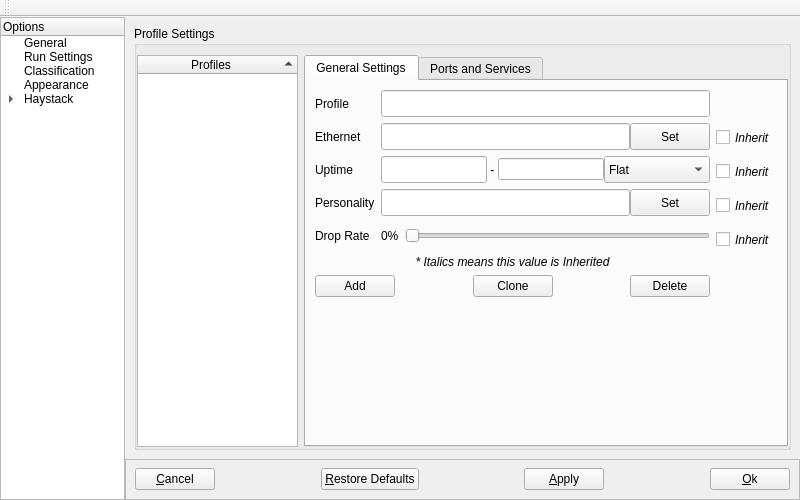
This is NovaGUI/UI/novaconfig.ui in altf4/Nova as Qt 5 draws it before an edit. The edited form follows.
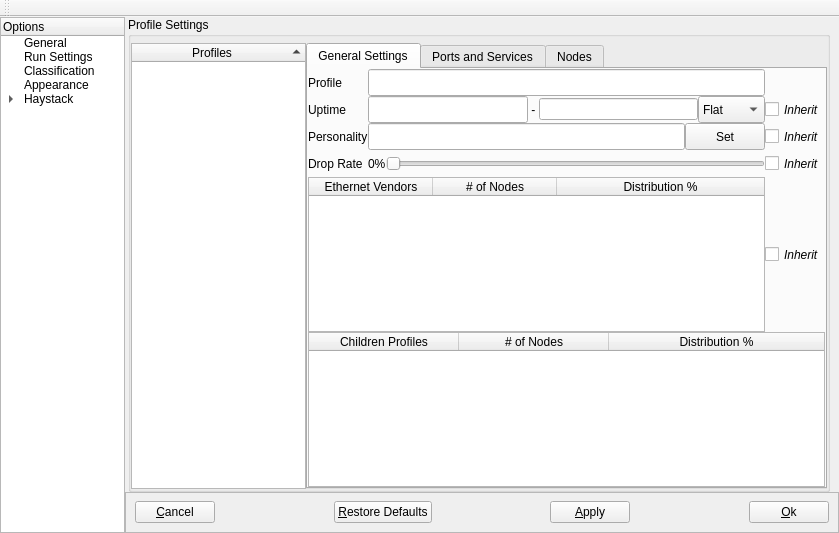
This is the edited form. The open tabs and pages were chosen to show the change.

```diff
--- a/NovaGUI/UI/novaconfig.ui
+++ b/NovaGUI/UI/novaconfig.ui
@@ -9,8 +9,8 @@
    <rect>
     <x>0</x>
     <y>0</y>
-    <width>800</width>
-    <height>500</height>
+    <width>839</width>
+    <height>533</height>
    </rect>
   </property>
   <property name="windowTitle">
@@ -1756,6 +1756,18 @@
         </widget>
         <widget class="QWidget" name="profilesPage">
          <layout class="QHBoxLayout" name="profilePageHLayout">
+          <property name="spacing">
+           <number>0</number>
+          </property>
+          <property name="leftMargin">
+           <number>3</number>
+          </property>
+          <property name="topMargin">
+           <number>0</number>
+          </property>
+          <property name="bottomMargin">
+           <number>0</number>
+          </property>
           <item>
            <widget class="QGroupBox" name="profileGroupBox">
             <property name="focusPolicy">
@@ -1767,10 +1779,16 @@
             <property name="flat">
              <bool>true</bool>
             </property>
-            <layout class="QHBoxLayout" name="profileTreeWidgetHLayout" stretch="25,75">
+            <layout class="QHBoxLayout" name="profSettingsHLayout" stretch="0,1">
+             <property name="spacing">
+              <number>0</number>
+             </property>
              <property name="leftMargin">
               <number>0</number>
              </property>
+             <property name="topMargin">
+              <number>6</number>
+             </property>
              <property name="rightMargin">
               <number>0</number>
              </property>
@@ -1779,9 +1797,21 @@
              </property>
              <item>
               <widget class="QTreeWidget" name="profileTreeWidget">
+               <property name="maximumSize">
+                <size>
+                 <width>175</width>
+                 <height>16777215</height>
+                </size>
+               </property>
                <property name="sortingEnabled">
                 <bool>true</bool>
                </property>
+               <attribute name="headerDefaultSectionSize">
+                <number>100</number>
+               </attribute>
+               <attribute name="headerDefaultSectionSize">
+                <number>100</number>
+               </attribute>
                <column>
                 <property name="text">
                  <string>Profiles</string>
@@ -1794,6 +1824,12 @@
              </item>
              <item>
               <widget class="QTabWidget" name="profileTabWidget">
+               <property name="sizePolicy">
+                <sizepolicy hsizetype="MinimumExpanding" vsizetype="Expanding">
+                 <horstretch>0</horstretch>
+                 <verstretch>0</verstretch>
+                </sizepolicy>
+               </property>
                <property name="focusPolicy">
                 <enum>Qt::ClickFocus</enum>
                </property>
@@ -1804,17 +1840,23 @@
                 <attribute name="title">
                  <string>General Settings</string>
                 </attribute>
-                <layout class="QHBoxLayout" name="genProfSettingsBox" stretch="85,15">
-                 <property name="rightMargin">
+                <layout class="QGridLayout" name="genTabGridLayout" rowstretch="0,0,0,0">
+                 <property name="margin">
                   <number>0</number>
                  </property>
-                 <item>
+                 <property name="spacing">
+                  <number>0</number>
+                 </property>
+                 <item row="0" column="0">
                   <layout class="QFormLayout" name="genProfFormBox">
                    <property name="fieldGrowthPolicy">
-                    <enum>QFormLayout::AllNonFixedFieldsGrow</enum>
+                    <enum>QFormLayout::ExpandingFieldsGrow</enum>
                    </property>
                    <property name="verticalSpacing">
-                    <number>6</number>
+                    <number>0</number>
+                   </property>
+                   <property name="leftMargin">
+                    <number>0</number>
                    </property>
                    <item row="0" column="0">
                     <widget class="QLabel" name="profileLabel">
@@ -1855,73 +1897,6 @@
                     </widget>
                    </item>
                    <item row="1" column="0">
-                    <widget class="QLabel" name="ethernetLabel">
-                     <property name="minimumSize">
-                      <size>
-                       <width>0</width>
-                       <height>27</height>
-                      </size>
-                     </property>
-                     <property name="maximumSize">
-                      <size>
-                       <width>16777215</width>
-                       <height>27</height>
-                      </size>
-                     </property>
-                     <property name="text">
-                      <string>Ethernet</string>
-                     </property>
-                     <property name="alignment">
-                      <set>Qt::AlignLeading|Qt::AlignLeft|Qt::AlignVCenter</set>
-                     </property>
-                    </widget>
-                   </item>
-                   <item row="1" column="1">
-                    <layout class="QHBoxLayout" name="ethernetForm">
-                     <property name="spacing">
-                      <number>0</number>
-                     </property>
-                     <item>
-                      <widget class="QLineEdit" name="ethernetEdit">
-                       <property name="minimumSize">
-                        <size>
-                         <width>0</width>
-                         <height>27</height>
-                        </size>
-                       </property>
-                       <property name="maximumSize">
-                        <size>
-                         <width>16777215</width>
-                         <height>27</height>
-                        </size>
-                       </property>
-                       <property name="readOnly">
-                        <bool>true</bool>
-                       </property>
-                      </widget>
-                     </item>
-                     <item>
-                      <widget class="QPushButton" name="setEthernetButton">
-                       <property name="minimumSize">
-                        <size>
-                         <width>0</width>
-                         <height>27</height>
-                        </size>
-                       </property>
-                       <property name="maximumSize">
-                        <size>
-                         <width>16777215</width>
-                         <height>27</height>
-                        </size>
-                       </property>
-                       <property name="text">
-                        <string>Set</string>
-                       </property>
-                      </widget>
-                     </item>
-                    </layout>
-                   </item>
-                   <item row="2" column="0">
                     <widget class="QLabel" name="uptimeLabel">
                      <property name="minimumSize">
                       <size>
@@ -1943,13 +1918,19 @@
                      </property>
                     </widget>
                    </item>
-                   <item row="2" column="1">
+                   <item row="1" column="1">
                     <layout class="QHBoxLayout" name="uptimeForm" stretch="25,1,25,25">
                      <property name="spacing">
                       <number>0</number>
                      </property>
                      <item>
                       <widget class="QLineEdit" name="uptimeEdit">
+                       <property name="sizePolicy">
+                        <sizepolicy hsizetype="Preferred" vsizetype="Fixed">
+                         <horstretch>0</horstretch>
+                         <verstretch>0</verstretch>
+                        </sizepolicy>
+                       </property>
                        <property name="minimumSize">
                         <size>
                          <width>0</width>
@@ -1966,18 +1947,31 @@
                      </item>
                      <item>
                       <widget class="QLabel" name="uptimeRangeLabel">
+                       <property name="sizePolicy">
+                        <sizepolicy hsizetype="Fixed" vsizetype="Preferred">
+                         <horstretch>0</horstretch>
+                         <verstretch>0</verstretch>
+                        </sizepolicy>
+                       </property>
                        <property name="text">
                         <string> - </string>
                        </property>
                       </widget>
                      </item>
                      <item>
-                      <widget class="QLineEdit" name="uptimeRangeEdit"/>
+                      <widget class="QLineEdit" name="uptimeRangeEdit">
+                       <property name="sizePolicy">
+                        <sizepolicy hsizetype="Preferred" vsizetype="Fixed">
+                         <horstretch>0</horstretch>
+                         <verstretch>0</verstretch>
+                        </sizepolicy>
+                       </property>
+                      </widget>
                      </item>
                      <item>
                       <widget class="QComboBox" name="uptimeBehaviorComboBox">
                        <property name="sizePolicy">
-                        <sizepolicy hsizetype="Minimum" vsizetype="Fixed">
+                        <sizepolicy hsizetype="Fixed" vsizetype="Fixed">
                          <horstretch>0</horstretch>
                          <verstretch>0</verstretch>
                         </sizepolicy>
@@ -2008,7 +2002,7 @@
                      </item>
                     </layout>
                    </item>
-                   <item row="3" column="0">
+                   <item row="2" column="0">
                     <widget class="QLabel" name="personalityLabel">
                      <property name="minimumSize">
                       <size>
@@ -2030,7 +2024,7 @@
                      </property>
                     </widget>
                    </item>
-                   <item row="3" column="1">
+                   <item row="2" column="1">
                     <layout class="QHBoxLayout" name="personalityForm">
                      <property name="spacing">
                       <number>0</number>
@@ -2056,6 +2050,12 @@
                      </item>
                      <item>
                       <widget class="QPushButton" name="setPersonalityButton">
+                       <property name="sizePolicy">
+                        <sizepolicy hsizetype="Fixed" vsizetype="Fixed">
+                         <horstretch>0</horstretch>
+                         <verstretch>0</verstretch>
+                        </sizepolicy>
+                       </property>
                        <property name="minimumSize">
                         <size>
                          <width>0</width>
@@ -2075,7 +2075,7 @@
                      </item>
                     </layout>
                    </item>
-                   <item row="4" column="0">
+                   <item row="3" column="0">
                     <widget class="QLabel" name="dropRateLabel">
                      <property name="sizePolicy">
                       <sizepolicy hsizetype="Preferred" vsizetype="Fixed">
@@ -2103,8 +2103,11 @@
                      </property>
                     </widget>
                    </item>
-                   <item row="4" column="1">
+                   <item row="3" column="1">
                     <layout class="QHBoxLayout" name="dropRateHLayout">
+                     <property name="spacing">
+                      <number>0</number>
+                     </property>
                      <item>
                       <widget class="QLabel" name="dropRateSetting">
                        <property name="sizePolicy">
@@ -2154,84 +2157,52 @@
                      </item>
                     </layout>
                    </item>
-                   <item row="5" column="0" colspan="2">
-                    <widget class="QLabel" name="label">
-                     <property name="font">
-                      <font>
-                       <italic>true</italic>
-                      </font>
-                     </property>
-                     <property name="text">
-                      <string>* Italics means this value is Inherited</string>
-                     </property>
-                     <property name="alignment">
-                      <set>Qt::AlignCenter</set>
-                     </property>
-                    </widget>
-                   </item>
-                   <item row="6" column="0" colspan="2">
-                    <layout class="QHBoxLayout" name="profButtonHLayout">
-                     <property name="spacing">
-                      <number>0</number>
-                     </property>
-                     <item>
-                      <widget class="QPushButton" name="addButton">
+                  </layout>
+                 </item>
+                 <item row="3" column="0" colspan="2">
+                  <widget class="QTreeWidget" name="childrenProfileTreeWidget">
+                   <attribute name="headerDefaultSectionSize">
+                    <number>150</number>
+                   </attribute>
+                   <attribute name="headerDefaultSectionSize">
+                    <number>150</number>
+                   </attribute>
+                   <column>
                        <property name="text">
-                        <string>Add</string>
-                       </property>
-                      </widget>
-                     </item>
-                     <item>
-                      <spacer name="profButtonHSpacer">
-                       <property name="orientation">
-                        <enum>Qt::Horizontal</enum>
-                       </property>
-                       <property name="sizeHint" stdset="0">
-                        <size>
-                         <width>40</width>
-                         <height>20</height>
-                        </size>
-                       </property>
-                      </spacer>
-                     </item>
-                     <item>
-                      <widget class="QPushButton" name="cloneButton">
+                     <string>Children Profiles</string>
+                    </property>
+                    <property name="textAlignment">
+                     <set>AlignHCenter|AlignVCenter|AlignCenter</set>
+                    </property>
+                   </column>
+                   <column>
                        <property name="text">
-                        <string>Clone</string>
-                       </property>
-                      </widget>
-                     </item>
-                     <item>
-                      <spacer name="profButtonHSpacer_2">
-                       <property name="orientation">
-                        <enum>Qt::Horizontal</enum>
-                       </property>
-                       <property name="sizeHint" stdset="0">
-                        <size>
-                         <width>40</width>
-                         <height>20</height>
-                        </size>
-                       </property>
-                      </spacer>
-                     </item>
-                     <item>
-                      <widget class="QPushButton" name="deleteButton">
+                     <string># of Nodes</string>
+                    </property>
+                    <property name="textAlignment">
+                     <set>AlignHCenter|AlignVCenter|AlignCenter</set>
+                    </property>
+                   </column>
+                   <column>
                        <property name="text">
-                        <string>Delete</string>
-                       </property>
-                      </widget>
-                     </item>
-                    </layout>
-                   </item>
-                  </layout>
-                 </item>
-                 <item>
+                     <string>Distribution %</string>
+                    </property>
+                    <property name="textAlignment">
+                     <set>AlignHCenter|AlignVCenter|AlignCenter</set>
+                    </property>
+                   </column>
+                  </widget>
+                 </item>
+                 <item row="0" column="1">
                   <layout class="QFormLayout" name="profileGenInheritForm">
                    <property name="fieldGrowthPolicy">
-                    <enum>QFormLayout::AllNonFixedFieldsGrow</enum>
+                    <enum>QFormLayout::ExpandingFieldsGrow</enum>
+                   </property>
+                   <property name="horizontalSpacing">
+                    <number>0</number>
                    </property>
                    <property name="verticalSpacing">
-                    <number>7</number>
+                    <number>0</number>
                    </property>
                    <item row="0" column="0" colspan="2">
                     <spacer name="inheritSpacer">
@@ -2249,30 +2220,6 @@
                      </property>
                     </spacer>
                    </item>
-                   <item row="1" column="0">
-                    <widget class="QCheckBox" name="ethernetCheckBox">
-                     <property name="minimumSize">
-                      <size>
-                       <width>0</width>
-                       <height>27</height>
-                      </size>
-                     </property>
-                     <property name="maximumSize">
-                      <size>
-                       <width>16777215</width>
-                       <height>27</height>
-                      </size>
-                     </property>
-                     <property name="font">
-                      <font>
-                       <italic>true</italic>
-                      </font>
-                     </property>
-                     <property name="text">
-                      <string>Inherit</string>
-                     </property>
-                    </widget>
-                   </item>
                    <item row="2" column="0">
                     <widget class="QCheckBox" name="uptimeCheckBox">
                      <property name="minimumSize">
@@ -2292,6 +2239,10 @@
                        <italic>true</italic>
                       </font>
                      </property>
+                     <property name="toolTip">
+                      <string>If this box is checked, the value
+is inherited from a parent profile.</string>
+                     </property>
                      <property name="text">
                       <string>Inherit</string>
                      </property>
@@ -2316,6 +2267,10 @@
                        <italic>true</italic>
                       </font>
                      </property>
+                     <property name="toolTip">
+                      <string>If this box is checked, the value
+is inherited from a parent profile.</string>
+                     </property>
                      <property name="text">
                       <string>Inherit</string>
                      </property>
@@ -2340,6 +2295,10 @@
                        <italic>true</italic>
                       </font>
                      </property>
+                     <property name="toolTip">
+                      <string>If this box is checked, the value
+is inherited from a parent profile.</string>
+                     </property>
                      <property name="text">
                       <string>Inherit</string>
                      </property>
@@ -2347,22 +2306,88 @@
                    </item>
                   </layout>
                  </item>
+                 <item row="1" column="0" rowspan="2">
+                  <widget class="QTableWidget" name="ethVendorTableWidget">
+                   <attribute name="horizontalHeaderDefaultSectionSize">
+                    <number>124</number>
+                   </attribute>
+                   <attribute name="horizontalHeaderStretchLastSection">
+                    <bool>true</bool>
+                   </attribute>
+                   <attribute name="horizontalHeaderStretchLastSection">
+                    <bool>true</bool>
+                   </attribute>
+                   <attribute name="horizontalHeaderDefaultSectionSize">
+                    <number>124</number>
+                   </attribute>
+                   <column>
+                    <property name="text">
+                     <string>Ethernet Vendors</string>
+                    </property>
+                   </column>
+                   <column>
+                    <property name="text">
+                     <string># of Nodes</string>
+                    </property>
+                   </column>
+                   <column>
+                    <property name="text">
+                     <string>Distribution %</string>
+                    </property>
+                   </column>
+                  </widget>
+                 </item>
+                 <item row="1" column="1">
+                  <widget class="QCheckBox" name="ethernetCheckBox">
+                   <property name="sizePolicy">
+                    <sizepolicy hsizetype="Minimum" vsizetype="Expanding">
+                     <horstretch>0</horstretch>
+                     <verstretch>0</verstretch>
+                    </sizepolicy>
+                   </property>
+                   <property name="minimumSize">
+                    <size>
+                     <width>0</width>
+                     <height>27</height>
+                    </size>
+                   </property>
+                   <property name="maximumSize">
+                    <size>
+                     <width>16777215</width>
+                     <height>1677215</height>
+                    </size>
+                   </property>
+                   <property name="font">
+                    <font>
+                     <italic>true</italic>
+                    </font>
+                   </property>
+                   <property name="toolTip">
+                    <string>If this box is checked, the value
+is inherited from a parent profile.</string>
+                   </property>
+                   <property name="text">
+                    <string>Inherit</string>
+                   </property>
+                  </widget>
+                 </item>
                 </layout>
                </widget>
                <widget class="QWidget" name="portsTab">
                 <attribute name="title">
                  <string>Ports and Services</string>
                 </attribute>
-                <layout class="QHBoxLayout" name="portsHBox">
-                 <item>
-                  <layout class="QFormLayout" name="portFormLayout">
-                   <property name="fieldGrowthPolicy">
-                    <enum>QFormLayout::AllNonFixedFieldsGrow</enum>
+                <layout class="QGridLayout" name="portsGridLayout" rowstretch="0,0,0,1">
+                 <property name="margin">
+                  <number>0</number>
+                 </property>
+                 <property name="spacing">
+                  <number>0</number>
                    </property>
                    <item row="0" column="0">
                     <widget class="QLabel" name="tcpActionLabel">
                      <property name="text">
-                      <string>Default TCP Action</string>
+                    <string>Default TCP Action   : </string>
                      </property>
                     </widget>
                    </item>
@@ -2403,6 +2428,10 @@
                          <italic>true</italic>
                         </font>
                        </property>
+                     <property name="toolTip">
+                      <string>If this box is checked, the value
+is inherited from a parent profile.</string>
+                     </property>
                        <property name="text">
                         <string>Inherit</string>
                        </property>
@@ -2413,7 +2442,7 @@
                    <item row="1" column="0">
                     <widget class="QLabel" name="udpActionLabel">
                      <property name="text">
-                      <string>Default UDP Action</string>
+                    <string>Default UDP Action  : </string>
                      </property>
                     </widget>
                    </item>
@@ -2451,6 +2480,10 @@
                          <italic>true</italic>
                         </font>
                        </property>
+                     <property name="toolTip">
+                      <string>If this box is checked, the value
+is inherited from a parent profile.</string>
+                     </property>
                        <property name="text">
                         <string>Inherit</string>
                        </property>
@@ -2461,7 +2494,7 @@
                    <item row="2" column="0">
                     <widget class="QLabel" name="icmpActionLabel">
                      <property name="text">
-                      <string>Default ICMP Action</string>
+                    <string>Default ICMP Action : </string>
                      </property>
                     </widget>
                    </item>
@@ -2499,6 +2532,10 @@
                          <italic>true</italic>
                         </font>
                        </property>
+                     <property name="toolTip">
+                      <string>If this box is checked, the value
+is inherited from a parent profile.</string>
+                     </property>
                        <property name="text">
                         <string>Inherit</string>
                        </property>
@@ -2508,6 +2545,12 @@
                    </item>
                    <item row="3" column="0" colspan="2">
                     <widget class="QTreeWidget" name="portTreeWidget">
+                   <property name="sizePolicy">
+                    <sizepolicy hsizetype="Expanding" vsizetype="MinimumExpanding">
+                     <horstretch>0</horstretch>
+                     <verstretch>0</verstretch>
+                    </sizepolicy>
+                   </property>
                      <property name="focusPolicy">
                       <enum>Qt::ClickFocus</enum>
                      </property>
@@ -2521,10 +2564,16 @@
                       <number>4</number>
                      </property>
                      <attribute name="headerDefaultSectionSize">
-                      <number>65</number>
+                    <number>90</number>
+                   </attribute>
+                   <attribute name="headerStretchLastSection">
+                    <bool>true</bool>
                      </attribute>
                      <attribute name="headerDefaultSectionSize">
-                      <number>65</number>
+                    <number>90</number>
+                   </attribute>
+                   <attribute name="headerStretchLastSection">
+                    <bool>true</bool>
                      </attribute>
                      <column>
                       <property name="text">
@@ -2543,27 +2592,153 @@
                      </column>
                      <column>
                       <property name="text">
-                       <string>Name</string>
+                     <string>Distribution</string>
                       </property>
                      </column>
                     </widget>
                    </item>
-                   <item row="4" column="0" colspan="2">
-                    <widget class="QLabel" name="portsInheritedLabel">
-                     <property name="font">
-                      <font>
-                       <italic>true</italic>
-                      </font>
-                     </property>
+                </layout>
+               </widget>
+               <widget class="QWidget" name="associatedNodesTab">
+                <attribute name="title">
+                 <string>Nodes</string>
+                </attribute>
+                <layout class="QVBoxLayout" name="profNodesVlayout" stretch="1,0">
+                 <property name="spacing">
+                  <number>0</number>
+                 </property>
+                 <property name="margin">
+                  <number>0</number>
+                 </property>
+                 <item>
+                  <widget class="QTableWidget" name="associatedNodesTableWidget">
+                   <property name="baseSize">
+                    <size>
+                     <width>461</width>
+                     <height>321</height>
+                    </size>
+                   </property>
+                   <attribute name="verticalHeaderVisible">
+                    <bool>false</bool>
+                   </attribute>
+                   <attribute name="verticalHeaderVisible">
+                    <bool>false</bool>
+                   </attribute>
+                   <column>
                      <property name="text">
-                      <string>* Italics means this value is Inherited</string>
-                     </property>
-                     <property name="alignment">
-                      <set>Qt::AlignCenter</set>
-                     </property>
-                    </widget>
-                   </item>
-                  </layout>
+                     <string>Node</string>
+                    </property>
+                   </column>
+                   <column>
+                    <property name="text">
+                     <string>Interface</string>
+                    </property>
+                   </column>
+                   <column>
+                    <property name="text">
+                     <string>MAC Vendor</string>
+                    </property>
+                   </column>
+                   <column>
+                    <property name="text">
+                     <string>Port-1</string>
+                    </property>
+                   </column>
+                  </widget>
+                 </item>
+                 <item>
+                  <widget class="QFrame" name="nodesEditingFrame">
+                   <property name="minimumSize">
+                    <size>
+                     <width>0</width>
+                     <height>25</height>
+                    </size>
+                   </property>
+                   <property name="frameShape">
+                    <enum>QFrame::StyledPanel</enum>
+                   </property>
+                   <property name="frameShadow">
+                    <enum>QFrame::Raised</enum>
+                   </property>
+                   <layout class="QHBoxLayout" name="nodeButtonHLayout">
+                    <property name="spacing">
+                     <number>0</number>
+                    </property>
+                    <property name="margin">
+                     <number>0</number>
+                    </property>
+                    <item>
+                     <layout class="QHBoxLayout" name="numNodesHLayout">
+                      <property name="spacing">
+                       <number>0</number>
+                      </property>
+                      <item>
+                       <widget class="QLabel" name="numNodesLabel">
+                        <property name="sizePolicy">
+                         <sizepolicy hsizetype="Fixed" vsizetype="Preferred">
+                          <horstretch>0</horstretch>
+                          <verstretch>0</verstretch>
+                         </sizepolicy>
+                        </property>
+                        <property name="minimumSize">
+                         <size>
+                          <width>130</width>
+                          <height>0</height>
+                         </size>
+                        </property>
+                        <property name="maximumSize">
+                         <size>
+                          <width>130</width>
+                          <height>16777215</height>
+                         </size>
+                        </property>
+                        <property name="text">
+                         <string>Number of Nodes :</string>
+                        </property>
+                       </widget>
+                      </item>
+                      <item>
+                       <widget class="QSpinBox" name="numNodesSpinBox">
+                        <property name="sizePolicy">
+                         <sizepolicy hsizetype="Fixed" vsizetype="Fixed">
+                          <horstretch>0</horstretch>
+                          <verstretch>0</verstretch>
+                         </sizepolicy>
+                        </property>
+                        <property name="minimumSize">
+                         <size>
+                          <width>50</width>
+                          <height>0</height>
+                         </size>
+                        </property>
+                        <property name="maximumSize">
+                         <size>
+                          <width>50</width>
+                          <height>16777215</height>
+                         </size>
+                        </property>
+                       </widget>
+                      </item>
+                     </layout>
+                    </item>
+                    <item>
+                     <spacer name="interfaceColHSpacer">
+                      <property name="orientation">
+                       <enum>Qt::Horizontal</enum>
+                      </property>
+                      <property name="sizeType">
+                       <enum>QSizePolicy::Fixed</enum>
+                      </property>
+                      <property name="sizeHint" stdset="0">
+                       <size>
+                        <width>20</width>
+                        <height>20</height>
+                       </size>
+                      </property>
+                     </spacer>
+                    </item>
+                   </layout>
+                  </widget>
                  </item>
                 </layout>
                </widget>
@@ -2700,8 +2875,8 @@
     <rect>
      <x>0</x>
      <y>0</y>
-     <width>800</width>
-     <height>25</height>
+     <width>839</width>
+     <height>24</height>
     </rect>
    </property>
   </widget>
```
Lines whose indentation alone changed are shown as unchanged.
